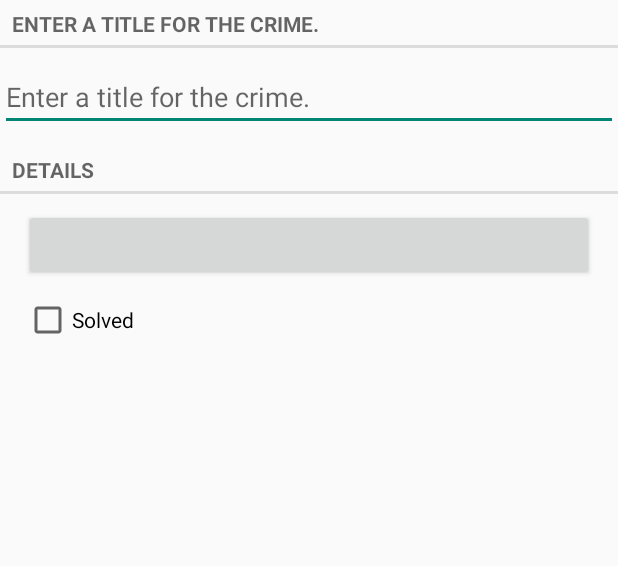
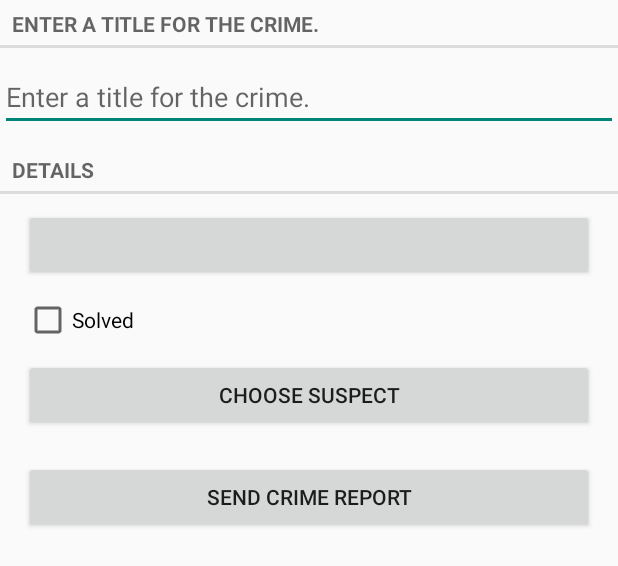
Before and after one commit to remirobert/CriminalIntent, an Android app: the layout fragment_crime.xml on its own in the app's theme, with its tools: preview values and no code run, on a phone screen of 412 x 824 dp. Shown: the top 566 px of the screen. Run offline under Robolectric (Android 15) with nearby library versions, the phone set to English and light mode, and no system bars.

Commit message:
add new layout for detail crime

```diff
--- a/app/src/main/res/layout-land/fragment_crime.xml
+++ b/app/src/main/res/layout-land/fragment_crime.xml
@@ -30,7 +30,6 @@
         android:orientation="horizontal">
 
         <Button
-            android:layout_weight="1"
             android:id="@+id/crime_date"
             android:layout_width="wrap_content"
             android:layout_height="wrap_content"
@@ -38,6 +37,7 @@
             android:layout_marginLeft="16dp"
             android:layout_marginRight="16dp"
             android:layout_marginTop="20sp"
+            android:layout_weight="1"
             />
 
         <CheckBox
@@ -52,4 +52,35 @@
 
     </LinearLayout>
 
+    <LinearLayout
+        android:layout_width="match_parent"
+        android:layout_height="wrap_content"
+        android:orientation="horizontal">
+
+        <Button
+            android:layout_weight="1"
+            android:id="@+id/crime_suspect"
+            android:layout_width="match_parent"
+            android:layout_height="wrap_content"
+            android:layout_marginBottom="10sp"
+            android:layout_marginLeft="16dp"
+            android:layout_marginRight="16dp"
+            android:layout_marginTop="10sp"
+            android:text="@string/crime_suspect_text"
+            />
+
+        <Button
+            android:layout_weight="1"
+            android:id="@+id/crime_report"
+            android:layout_width="match_parent"
+            android:layout_height="wrap_content"
+            android:layout_marginBottom="10sp"
+            android:layout_marginLeft="16dp"
+            android:layout_marginRight="16dp"
+            android:layout_marginTop="10sp"
+            android:text="@string/crime_report_text"
+            />
+
+    </LinearLayout>
+
 </LinearLayout>
--- a/app/src/main/res/layout/fragment_crime.xml
+++ b/app/src/main/res/layout/fragment_crime.xml
@@ -11,11 +11,11 @@
         android:text="@string/crime_title_hint"/>
 
     <EditText
-        android:layout_marginTop="10sp"
-        android:layout_marginBottom="10sp"
         android:id="@+id/crime_title"
         android:layout_width="match_parent"
         android:layout_height="wrap_content"
+        android:layout_marginBottom="10sp"
+        android:layout_marginTop="10sp"
         android:hint="@string/crime_title_hint"/>
 
     <TextView
@@ -25,13 +25,13 @@
         android:text="@string/crime_details_label"/>
 
     <Button
-        android:layout_marginTop="10sp"
-        android:layout_marginBottom="10sp"
         android:id="@+id/crime_date"
         android:layout_width="match_parent"
         android:layout_height="wrap_content"
+        android:layout_marginBottom="10sp"
         android:layout_marginLeft="16dp"
         android:layout_marginRight="16dp"
+        android:layout_marginTop="10sp"
         />
 
     <CheckBox
@@ -43,4 +43,27 @@
         android:text="@string/crime_solved_label"
         />
 
+    <Button
+        android:id="@+id/crime_suspect"
+        android:layout_width="match_parent"
+        android:layout_height="wrap_content"
+        android:layout_marginBottom="10sp"
+        android:layout_marginLeft="16dp"
+        android:layout_marginRight="16dp"
+        android:layout_marginTop="10sp"
+        android:text="@string/crime_suspect_text"
+        />
+
+    <Button
+        android:id="@+id/crime_report"
+        android:layout_width="match_parent"
+        android:layout_height="wrap_content"
+        android:layout_marginBottom="10sp"
+        android:layout_marginLeft="16dp"
+        android:layout_marginRight="16dp"
+        android:layout_marginTop="10sp"
+        android:text="@string/crime_report_text"
+        />
+
+
 </LinearLayout>
--- a/app/src/main/res/values/strings.xml
+++ b/app/src/main/res/values/strings.xml
@@ -11,4 +11,6 @@
     <string name="hide_subtitle">Hide Subtitle</string>
     <string name="subtitle_format">%1$d crimes</string>
     <string name="crime_title_save_button">Save</string>
+    <string name="crime_suspect_text">Choose Suspect</string>
+    <string name="crime_report_text">Send Crime Report</string>
 </resources>
```
Also changed, not shown: 1 other file.
